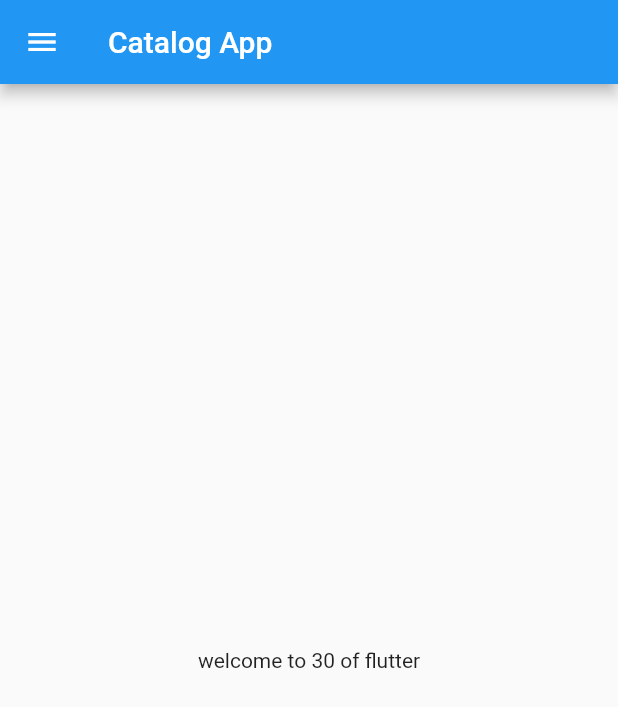
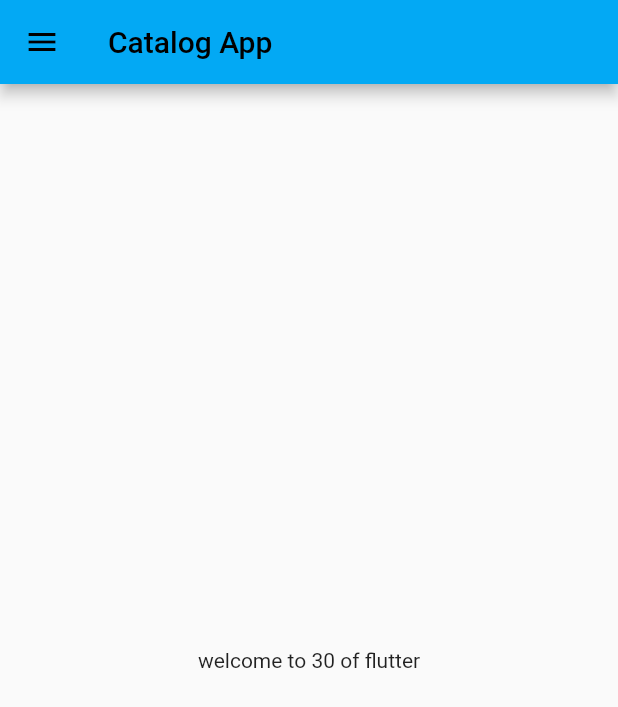
Before and after one commit to coderkartikeya/30DaysOfFlutter, a Flutter app: the screen it shows after launch, on a phone screen of 412 x 824 dp. Shown: the top 707 px of the screen. Run offline on Flutter 3.47's test engine with Material 2 defaults, Android fonts, the phone set to English and light mode, and no system bars.

Commit message:
third day completed

```diff
--- a/lib/main.dart
+++ b/lib/main.dart
@@ -1,7 +1,8 @@
 import 'package:flutter/material.dart';
-import 'package:flutter_application_1/home_page.dart';
+import 'package:flutter_application_1/pages/home_page.dart';
+import 'package:flutter_application_1/pages/login_page.dart';
 
-void main(){
+void main() {
   runApp(MyApp());
 }
 
@@ -10,13 +11,17 @@ class MyApp extends StatelessWidget {
 
   @override
   Widget build(BuildContext context) {
-
-
-
     // ignore: prefer_const_constructors
     return MaterialApp(
-      home:HomePage(),
-      );
-
+      // home: HomePage(),
+      themeMode: ThemeMode.light,
+      theme: ThemeData(primarySwatch: Colors.lightBlue),
+      darkTheme: ThemeData(
+        // brightness: Brightness.dark,
+        primarySwatch: Colors.cyan,
+      ),
+      initialRoute: '/home',
+      routes: {'/': (context) => LoginPage(), '/home': (context) => HomePage()},
+    );
   }
 }
```
Also changed, not shown: lib/pages/login_page.dart (added, +17 -0 lines), lib/pages/home_page.dart (renamed from lib/home_page.dart).
